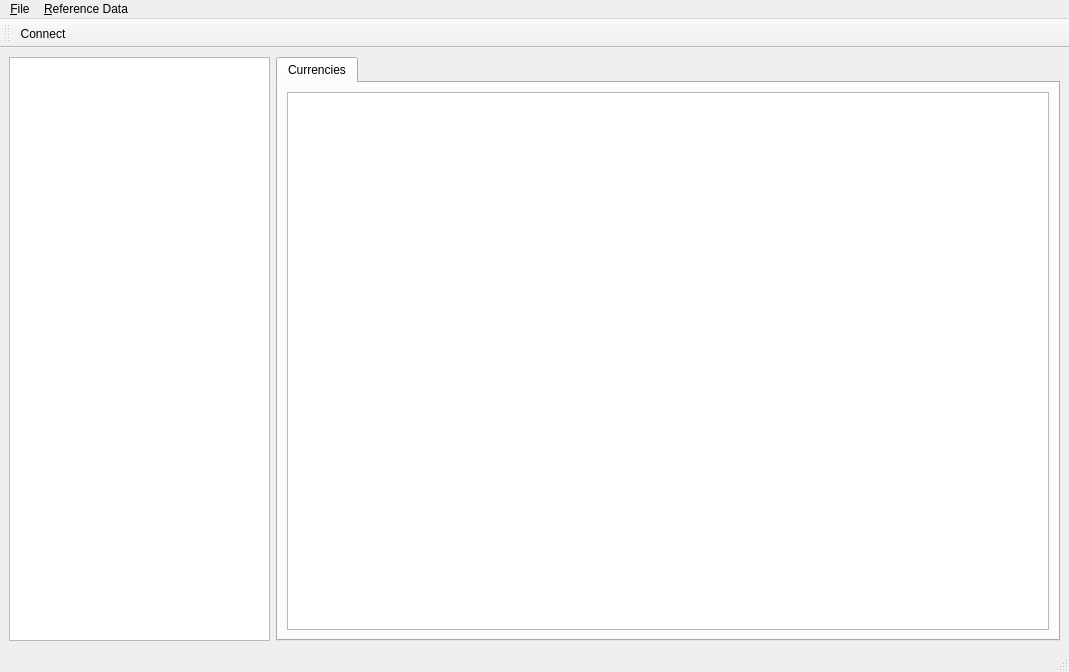
Old version of the form projects/ores.qt/MainWindow.ui in the repository OreStudio/OreStudio.
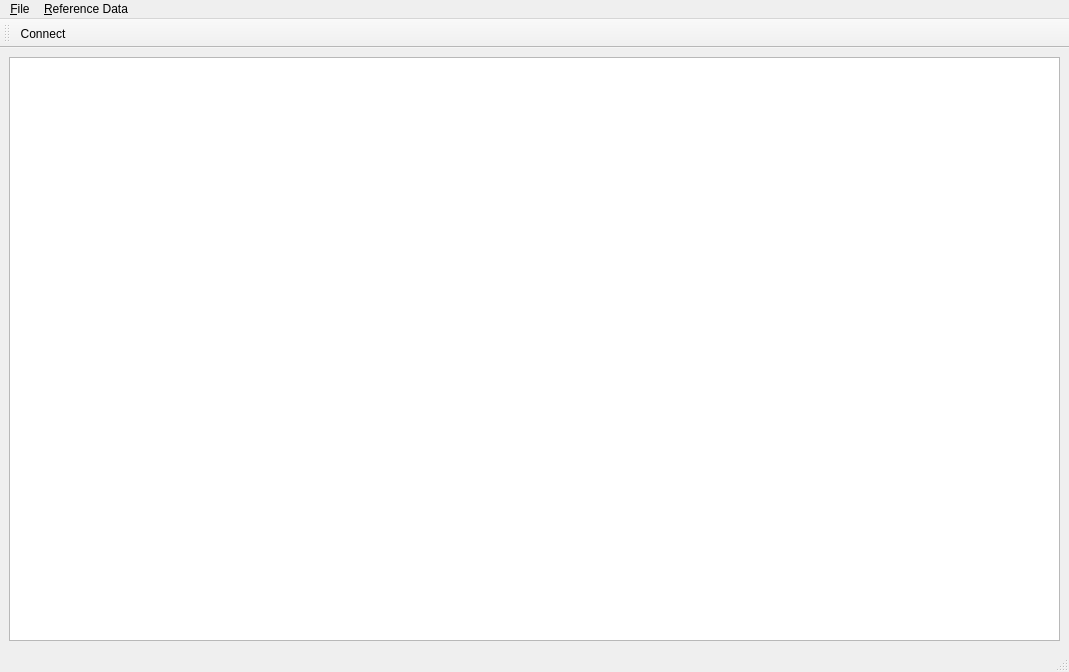
New version of the form. Icons and pictures are not drawn.

Commit message: [qt] add empty tab to main window

Diff of the .ui file:
```diff
--- a/projects/ores.qt/MainWindow.ui
+++ b/projects/ores.qt/MainWindow.ui
@@ -25,35 +25,7 @@
        </layout>
       </item>
       <item>
-       <layout class="QHBoxLayout" name="horizontalLayout_3">
-        <item>
-         <widget class="QTabWidget" name="tabWidget">
-          <property name="currentIndex">
-           <number>0</number>
-          </property>
-          <widget class="QWidget" name="tab">
-           <attribute name="title">
-            <string>Currencies</string>
-           </attribute>
-           <layout class="QVBoxLayout" name="verticalLayout">
-            <item>
-             <widget class="QTableView" name="currencyTableView">
-              <property name="alternatingRowColors">
-               <bool>true</bool>
-              </property>
-              <property name="selectionMode">
-               <enum>QAbstractItemView::SingleSelection</enum>
-              </property>
-              <property name="selectionBehavior">
-               <enum>QAbstractItemView::SelectRows</enum>
-              </property>
-             </widget>
-            </item>
-           </layout>
-          </widget>
-         </widget>
-        </item>
-       </layout>
+       <layout class="QHBoxLayout" name="horizontalLayout_3"/>
       </item>
      </layout>
     </item>
```
Left out of the diff: 2 changed lines with no effect on the pictures. The commit also changes 2 other files.
